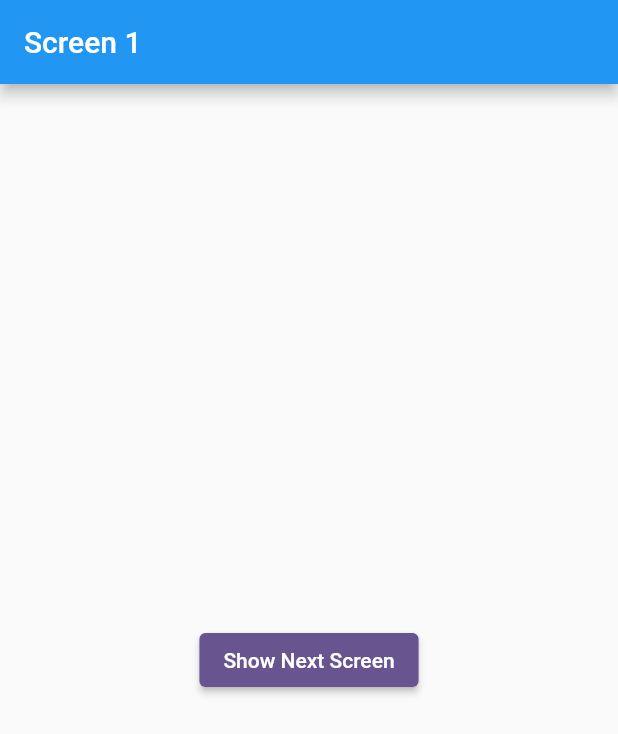
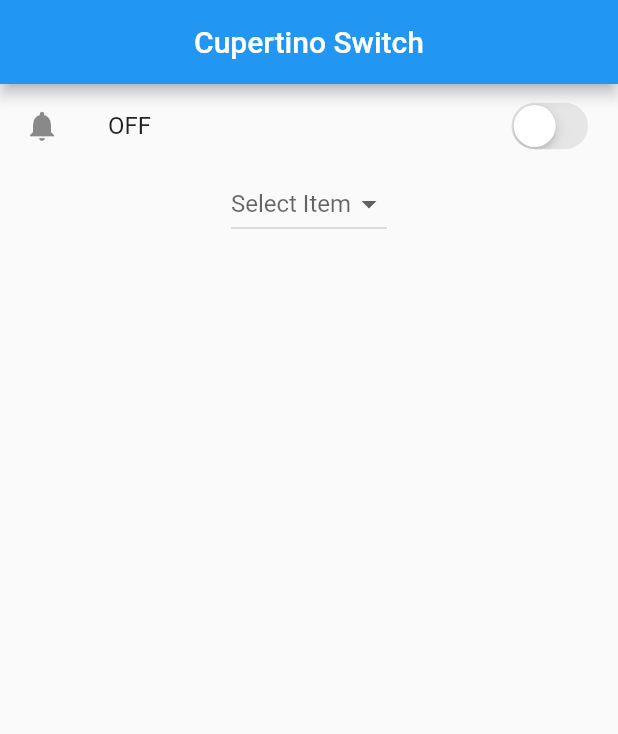
Before and after one commit to AbRehman536/Flutter_sec_8, a Flutter app: the screen it shows after launch, on a phone screen of 412 x 824 dp. Shown: the top 734 px of the screen. Run offline on Flutter 3.47's test engine with Material 3 defaults, Android fonts, the phone set to English and light mode, and no system bars; our stand-ins replace google_maps_flutter.

Commit message:
Dropdown & Cupertino Done

```diff
--- /dev/null
+++ b/lib/cupertino_switch.dart
@@ -0,0 +1,58 @@
+import 'package:flutter/cupertino.dart';
+import 'package:flutter/material.dart';
+
+class CupertinoSwitchDemo extends StatefulWidget {
+  const CupertinoSwitchDemo({super.key});
+
+  @override
+  State<CupertinoSwitchDemo> createState() => _CupertinoSwitchDemoState();
+}
+
+class _CupertinoSwitchDemoState extends State<CupertinoSwitchDemo> {
+  bool isSwitchOn = false;
+  String? selectedValue;
+  List<String> items = ['Flutter', 'React', 'UI/UX', 'Graphics'];
+  @override
+  Widget build(BuildContext context) {
+    return Scaffold(
+      appBar: AppBar(
+        title: Text("Cupertino Switch"),
+        backgroundColor: Colors.blue,
+        foregroundColor: Colors.white,
+        centerTitle: true,
+      ),
+      body: Center(
+        child: Column(
+          children: [
+            ListTile(
+              leading: Icon(isSwitchOn? Icons.notification_add : Icons.notifications),
+              title: Text(isSwitchOn ? "ON" : "OFF"),
+              trailing: CupertinoSwitch(
+                  value: isSwitchOn,
+                  onChanged: (val){
+                    setState(() {
+                      isSwitchOn = val;
+                    });
+                  }),
+            ),
+            DropdownButton(
+              hint: Text("Select Item"),
+                value: selectedValue,
+                items: items.map((item){
+                  return DropdownMenuItem(
+                      value: item,
+                      child: Text(item));
+                }).toList(),
+                onChanged: (newValue){
+                setState(() {
+                  selectedValue = newValue;
+                });
+
+    })
+
+          ],
+        ),
+      ),
+    );
+  }
+}
--- a/lib/main.dart
+++ b/lib/main.dart
@@ -3,6 +3,7 @@ import 'package:flutter_sec_8/appbar_demo.dart';
 import 'package:flutter_sec_8/asset_image.dart';
 import 'package:flutter_sec_8/bottom_bar.dart';
 import 'package:flutter_sec_8/bottom_sheet.dart';
+import 'package:flutter_sec_8/cupertino_switch.dart';
 import 'package:flutter_sec_8/date_time_picker.dart';
 import 'package:flutter_sec_8/dialog_box.dart';
 import 'package:flutter_sec_8/drawer_menu.dart';
@@ -60,7 +61,7 @@ class MyApp extends StatelessWidget {
         colorScheme: ColorScheme.fromSeed(seedColor: Colors.deepPurple),
         useMaterial3: false,
       ),
-      home: Screen1(),
+      home: CupertinoSwitchDemo(),
     );
   }
 }
```
